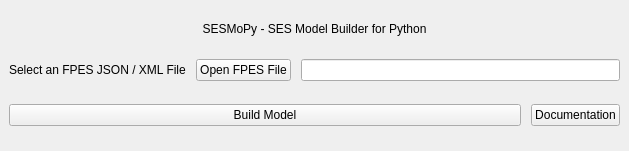
This is main_ui.ui in hendrikfolkerts/sesmopy as Qt 5 draws it before an edit. The edited form follows.
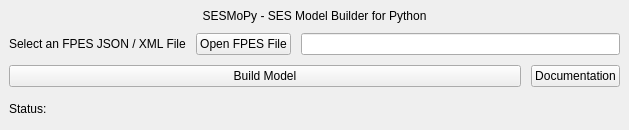
This is the edited form. Icons and pictures are not drawn.

Patch:
```diff
--- a/main_ui.ui
+++ b/main_ui.ui
@@ -7,7 +7,7 @@
     <x>0</x>
     <y>0</y>
     <width>629</width>
-    <height>151</height>
+    <height>130</height>
    </rect>
   </property>
   <property name="windowTitle">
@@ -121,6 +121,30 @@
       </item>
      </layout>
     </item>
+    <item>
+     <layout class="QHBoxLayout" name="horizontalLayout">
+      <item>
+       <widget class="QLabel" name="lstatus">
+        <property name="sizePolicy">
+         <sizepolicy hsizetype="Maximum" vsizetype="Preferred">
+          <horstretch>0</horstretch>
+          <verstretch>0</verstretch>
+         </sizepolicy>
+        </property>
+        <property name="text">
+         <string>Status: </string>
+        </property>
+       </widget>
+      </item>
+      <item>
+       <widget class="QLabel" name="lstatustext">
+        <property name="text">
+         <string/>
+        </property>
+       </widget>
+      </item>
+     </layout>
+    </item>
    </layout>
   </widget>
  </widget>
```
